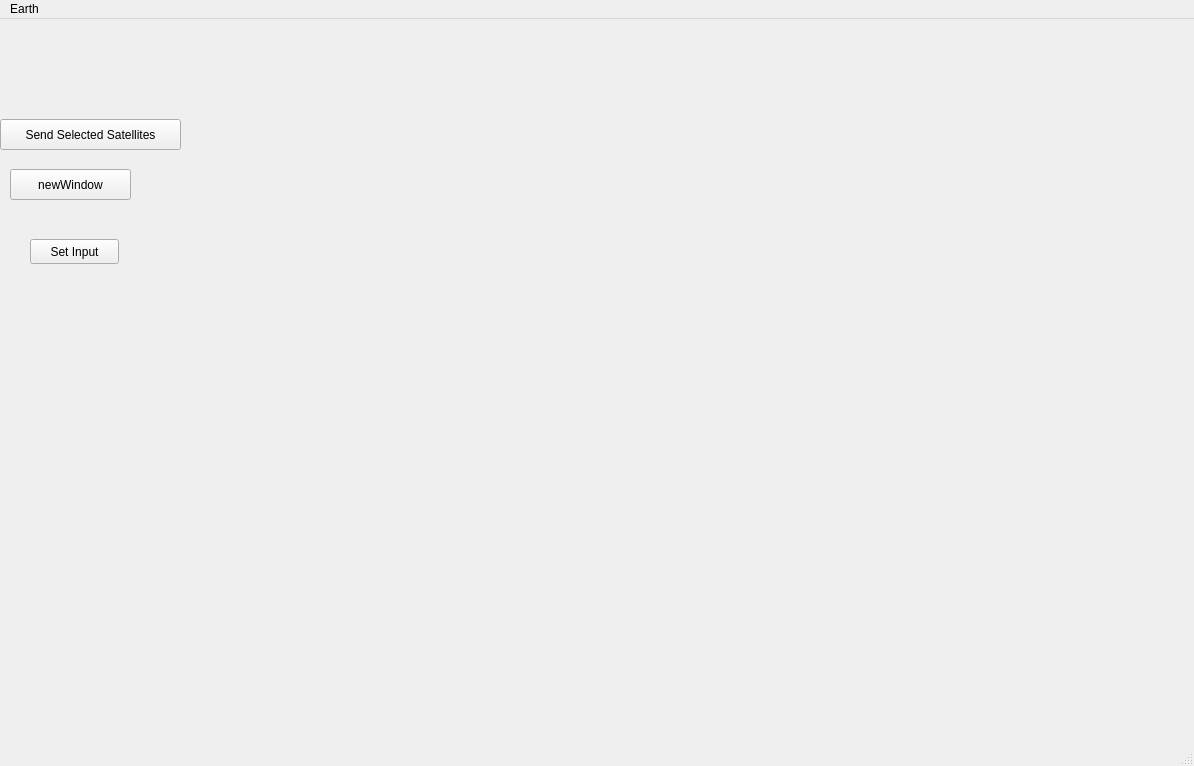
The window that FrontEnd/mainWindow/mainWindow.ui (RAGI2023/SatelliteSim) describes before a commit, drawn with Qt 5.
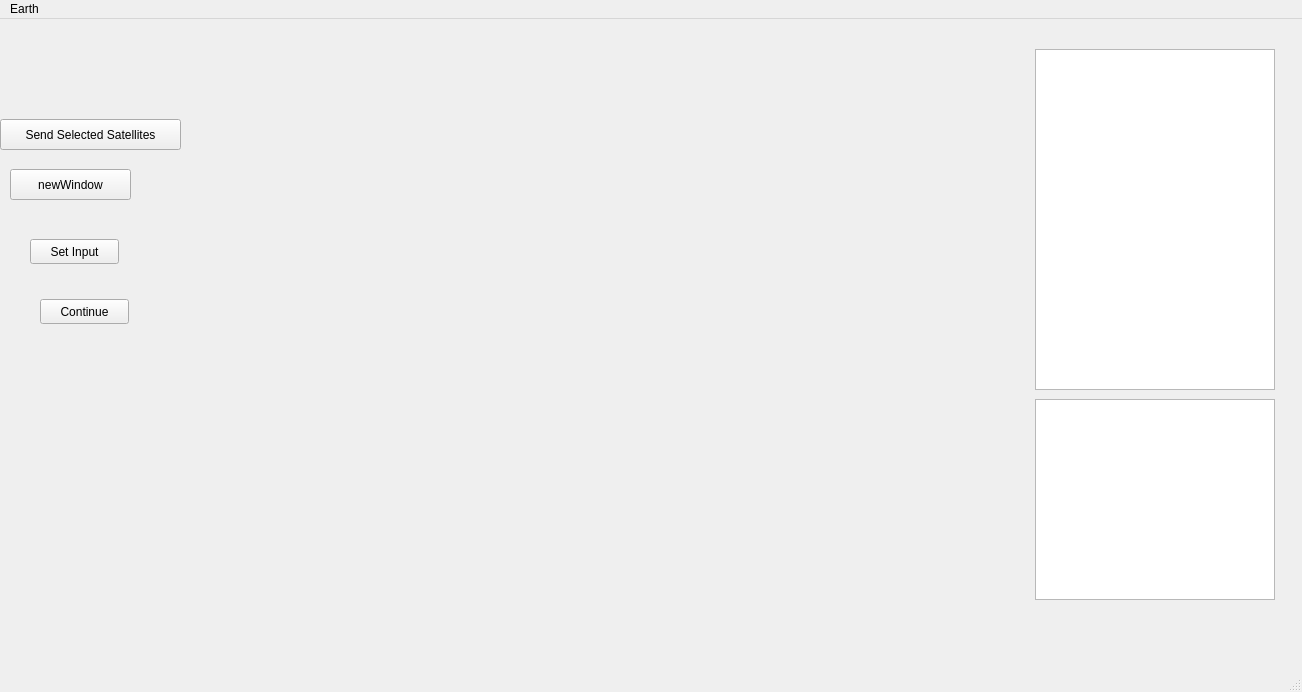
The same window after the commit.

The edit to the form file:
```diff
--- a/FrontEnd/mainWindow/mainWindow.ui
+++ b/FrontEnd/mainWindow/mainWindow.ui
@@ -6,8 +6,8 @@
    <rect>
     <x>0</x>
     <y>0</y>
-    <width>1194</width>
-    <height>766</height>
+    <width>1302</width>
+    <height>692</height>
    </rect>
   </property>
   <property name="windowTitle">
@@ -17,8 +17,8 @@
    <widget class="QWidget" name="widget" native="true">
     <property name="geometry">
      <rect>
-      <x>230</x>
-      <y>80</y>
+      <x>190</x>
+      <y>70</y>
       <width>771</width>
       <height>531</height>
      </rect>
@@ -63,13 +63,46 @@
      <string>Set Input</string>
     </property>
    </widget>
+   <widget class="QTextBrowser" name="logBox">
+    <property name="geometry">
+     <rect>
+      <x>1035</x>
+      <y>380</y>
+      <width>240</width>
+      <height>201</height>
+     </rect>
+    </property>
+   </widget>
+   <widget class="QTextBrowser" name="statusBox">
+    <property name="geometry">
+     <rect>
+      <x>1035</x>
+      <y>30</y>
+      <width>240</width>
+      <height>341</height>
+     </rect>
+    </property>
+   </widget>
+   <widget class="QPushButton" name="continue_btn">
+    <property name="geometry">
+     <rect>
+      <x>40</x>
+      <y>280</y>
+      <width>89</width>
+      <height>25</height>
+     </rect>
+    </property>
+    <property name="text">
+     <string>Continue</string>
+    </property>
+   </widget>
   </widget>
   <widget class="QMenuBar" name="menubar">
    <property name="geometry">
     <rect>
      <x>0</x>
      <y>0</y>
-     <width>1194</width>
+     <width>1302</width>
      <height>28</height>
     </rect>
    </property>
```
